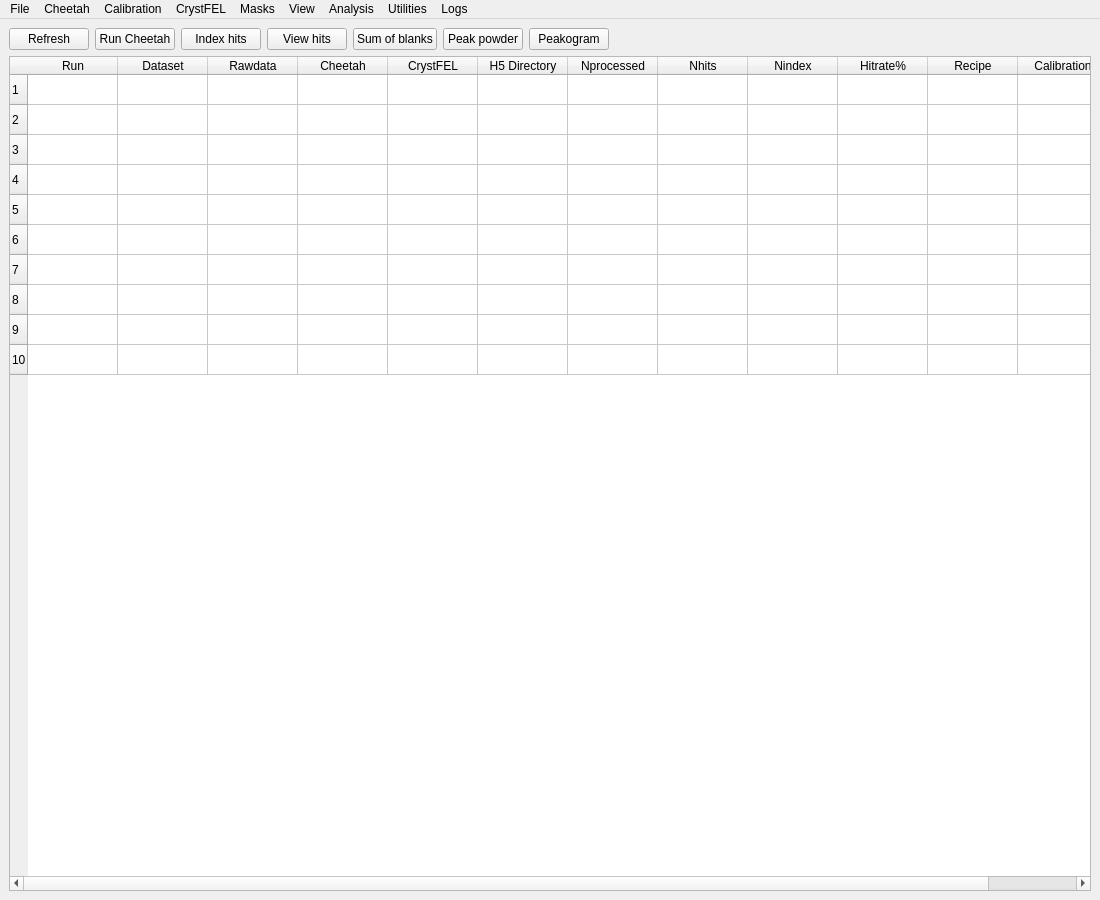
Above: python/UI/cheetahgui.ui from antonbarty/cheetah before the change. Below: the same form after it.
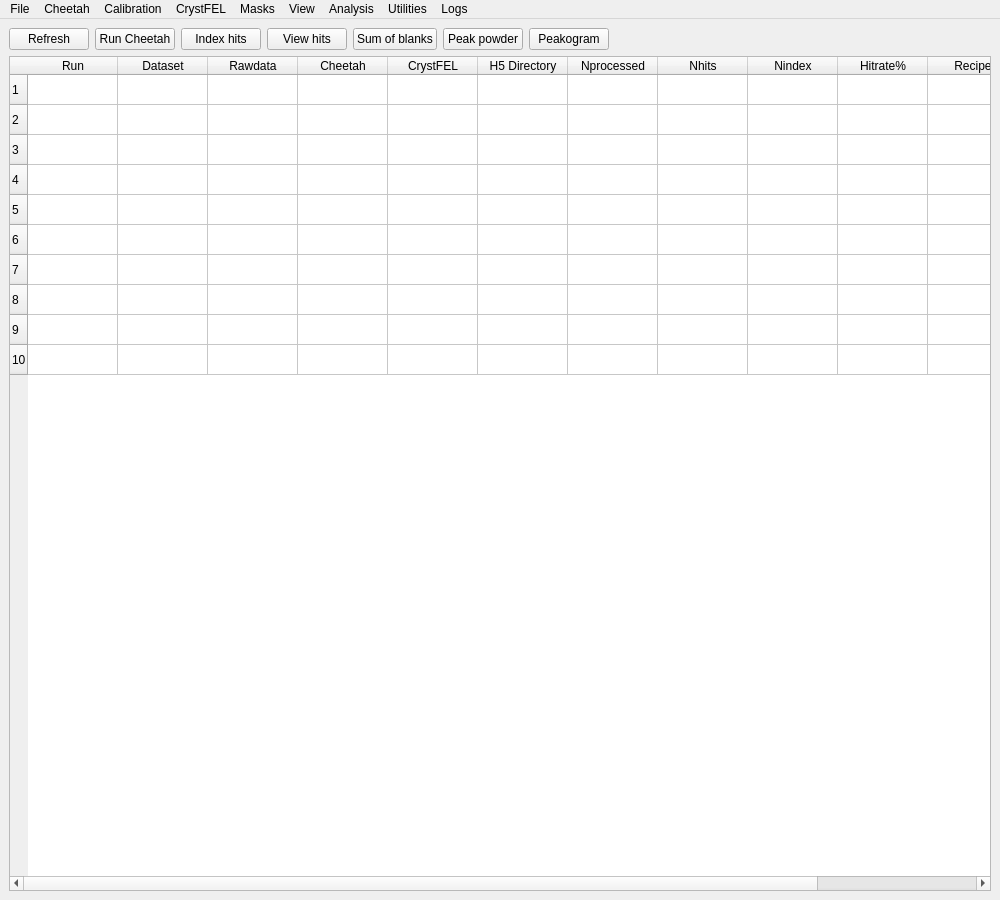
That is the form after the change.

Commit message: Change default size of window (makes recipe and calibration visible by default, rather than hidden)

What changed in the file:
```diff
--- a/python/UI/cheetahgui.ui
+++ b/python/UI/cheetahgui.ui
@@ -6,7 +6,7 @@
    <rect>
     <x>0</x>
     <y>0</y>
-    <width>1100</width>
+    <width>1000</width>
     <height>900</height>
    </rect>
   </property>
@@ -298,7 +298,7 @@
     <rect>
      <x>0</x>
      <y>0</y>
-     <width>1100</width>
+     <width>1000</width>
      <height>22</height>
     </rect>
    </property>
```
The commit also changes 6 other files.
